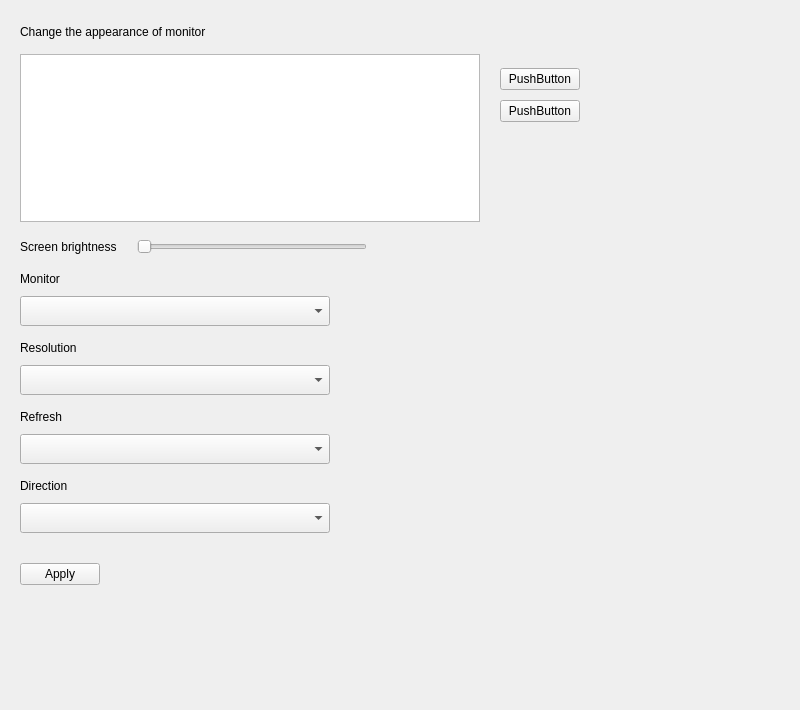
ukui/ukui-control-center, file plugins/system/display/display.ui: the form before one commit.
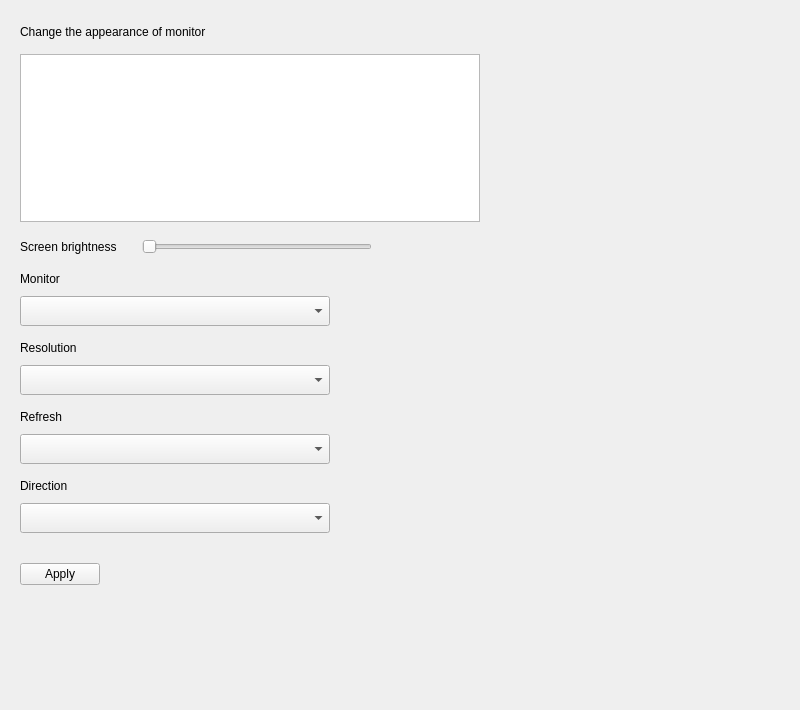
The form after the commit.

The edit to the form file:
```diff
--- a/plugins/system/display/display.ui
+++ b/plugins/system/display/display.ui
@@ -149,7 +149,7 @@
          <item>
           <layout class="QHBoxLayout" name="horizontalLayout_5">
            <property name="spacing">
-            <number>20</number>
+            <number>25</number>
            </property>
            <item>
             <widget class="QLabel" name="label_6">
@@ -515,43 +515,6 @@
          </item>
         </layout>
        </item>
-       <item>
-        <layout class="QVBoxLayout" name="verticalLayout_2">
-         <property name="spacing">
-          <number>10</number>
-         </property>
-         <property name="topMargin">
-          <number>43</number>
-         </property>
-         <item>
-          <widget class="QPushButton" name="pushButton_2">
-           <property name="text">
-            <string>PushButton</string>
-           </property>
-          </widget>
-         </item>
-         <item>
-          <widget class="QPushButton" name="pushButton">
-           <property name="text">
-            <string>PushButton</string>
-           </property>
-          </widget>
-         </item>
-         <item>
-          <spacer name="verticalSpacer">
-           <property name="orientation">
-            <enum>Qt::Vertical</enum>
-           </property>
-           <property name="sizeHint" stdset="0">
-            <size>
-             <width>20</width>
-             <height>40</height>
-            </size>
-           </property>
-          </spacer>
-         </item>
-        </layout>
-       </item>
        <item>
         <spacer name="horizontalSpacer">
          <property name="orientation">
```
Left out of the diff: 2 changed lines with no effect on the pictures.
